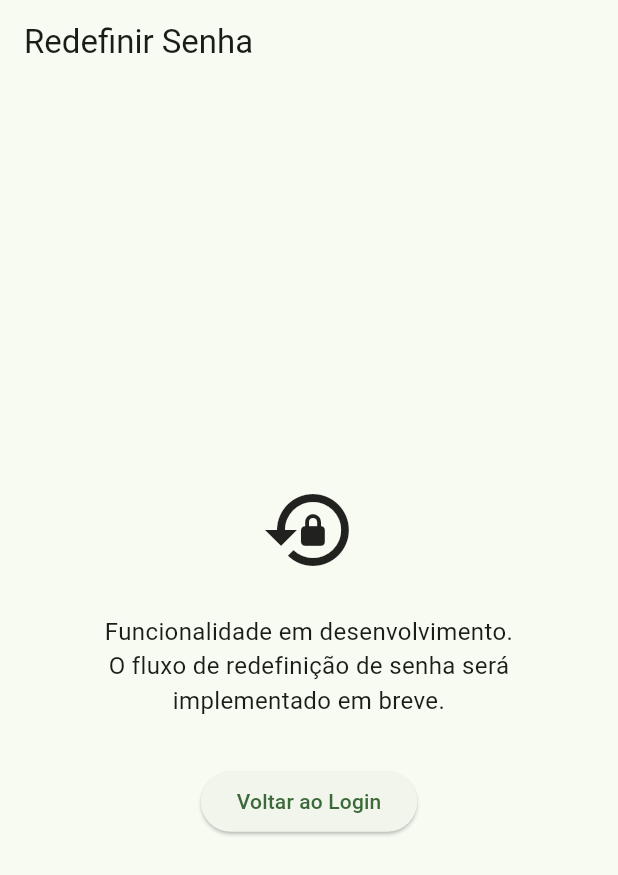
After one commit to Projetos-Moveis-II-2026-2/grupo-04, a Flutter app: the ResetPasswordPlaceholderPage screen opened by its route, on a phone screen of 412 x 824 dp. The commit adds this screen. Shown: the top 875 px of the screen. Run offline on Flutter 3.47's test engine with Material 3 defaults, Android fonts, the phone set to English and light mode, and no system bars; our stand-ins replace cached_network_image, connectivity_plus, drift, flutter_riverpod, go_router, shared_preferences and 1 more; accounts and stored records are empty; generated files the repository leaves out were written again.

Commit message:
feat(auth): configura deep links nativos para o fluxo de auth (#30)

```diff
--- /dev/null
+++ b/lib/features/auth/presentation/pages/reset_password_placeholder_page.dart
@@ -0,0 +1,38 @@
+import 'package:flutter/material.dart';
+import 'package:go_router/go_router.dart';
+
+/// Placeholder para o fluxo de reset de senha.
+/// Será substituída pela implementação completa na Issue #12.
+class ResetPasswordPlaceholderPage extends StatelessWidget {
+  const ResetPasswordPlaceholderPage({super.key});
+
+  @override
+  Widget build(BuildContext context) {
+    return Scaffold(
+      appBar: AppBar(title: const Text('Redefinir Senha')),
+      body: Center(
+        child: Padding(
+          padding: const EdgeInsets.all(24.0),
+          child: Column(
+            mainAxisAlignment: MainAxisAlignment.center,
+            children: [
+              const Icon(Icons.lock_reset, size: 64),
+              const SizedBox(height: 24),
+              const Text(
+                'Funcionalidade em desenvolvimento.\n'
+                'O fluxo de redefinição de senha será implementado em breve.',
+                textAlign: TextAlign.center,
+                style: TextStyle(fontSize: 16),
+              ),
+              const SizedBox(height: 32),
+              ElevatedButton(
+                onPressed: () => context.go('/login'),
+                child: const Text('Voltar ao Login'),
+              ),
+            ],
+          ),
+        ),
+      ),
+    );
+  }
+}
```
Also changed, not shown: lib/router/app_router.dart (+12 -1 lines), 4 other files.
